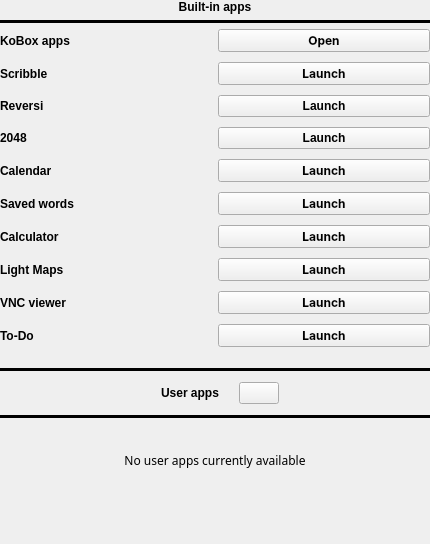
Above: src/apps/apps.ui from Quill-OS/quill before the change. Below: the same form after it.
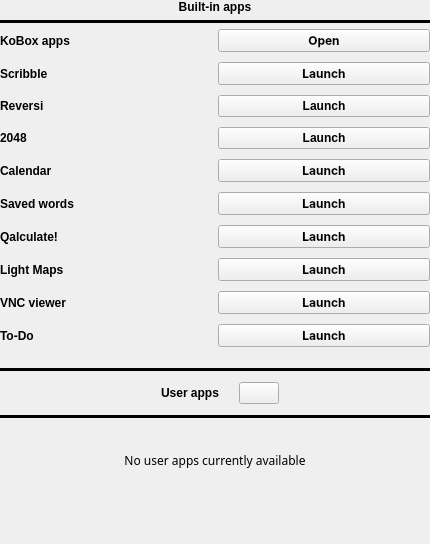
That is the form after the change.

Commit message: Add Qalculate to built-in applications

```diff
--- a/src/apps/apps.ui
+++ b/src/apps/apps.ui
@@ -161,7 +161,7 @@
                 </font>
                </property>
                <property name="text">
-                <string>Calculator</string>
+                <string>Qalculate!</string>
                </property>
               </widget>
              </item>
```
The commit also changes 1 other file.
